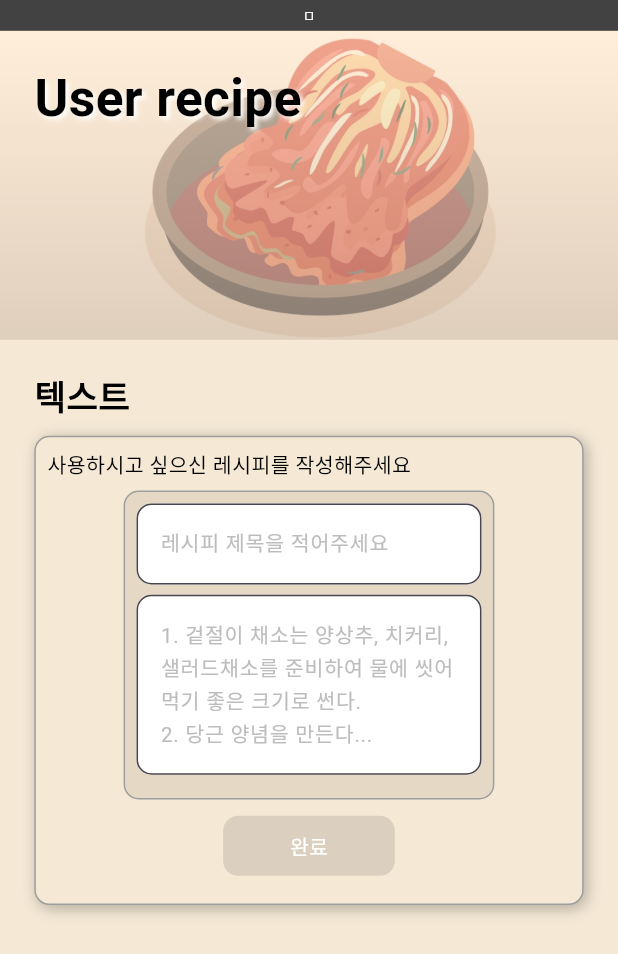
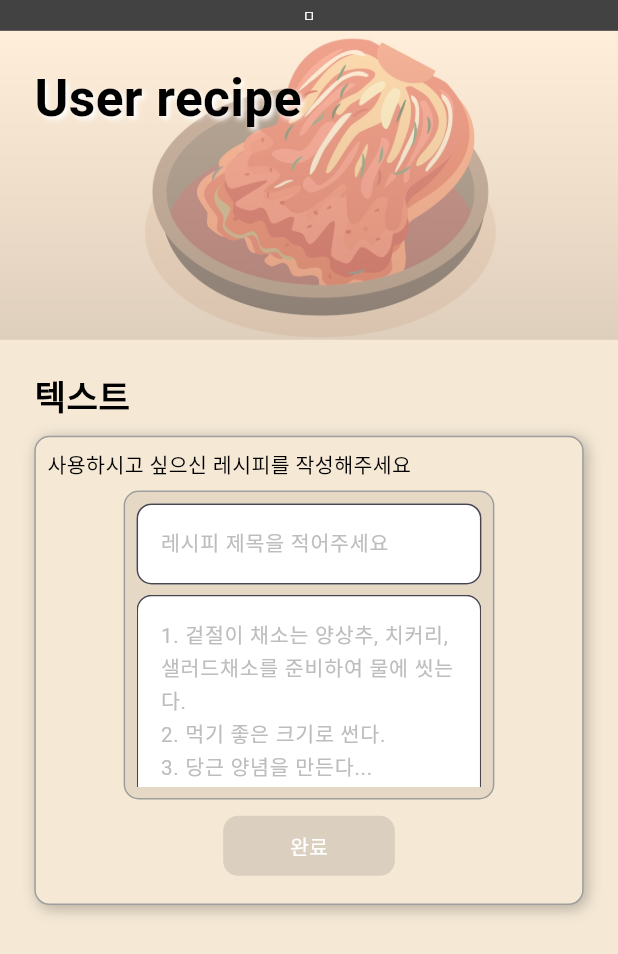
Before and after one commit to hyeon-0715/app, a Flutter app: the UserRecipePage screen opened directly, on a phone screen of 412 x 824 dp. Shown: the top 954 px of the screen. Run offline on Flutter 3.47's test engine with Material 3 defaults, Android fonts, the phone set to English and light mode, and no system bars; our stand-ins replace image_picker, permission_handler; missing offline and left inert: image_gallery_saver_plus; network calls fail.

Commit message:
2025-05-28

```diff
--- a/kimchida/lib/user_page.dart
+++ b/kimchida/lib/user_page.dart
@@ -108,7 +108,7 @@ class UserPage extends StatelessWidget {
                           'Kimchi App에 오신 것을 환영합니다!\n\n'
                           '이 앱은 다양한 김치 레시피를 탐색하고, 직접 레시피를 만들어 볼 수 있는 공간입니다.\n\n'
                           '- **레시피 탐색**: 다양한 김치 레시피를 확인하고 단계별로 따라할 수 있습니다.\n'
-                          '- **레시피 등록**: 사진 또는 텍스트로 나만의 레시피를 등록하고 만들어보실 수 있습니다.\n',
+                          '- **레시피 등록**: 텍스트로 나만의 레시피를 등록하고 만들어보실 수 있습니다.\n',
                           style: TextStyle(
                             fontSize: 40 * widthRatio,
                             color: Colors.black,
--- a/kimchida/lib/user_recipe_page.dart
+++ b/kimchida/lib/user_recipe_page.dart
@@ -783,7 +783,7 @@ class _UserRecipePageState extends State<UserRecipePage> {
                                                         focusNode: _contentFocusNode,
                                                         decoration: InputDecoration(
                                                           hintText: _showContentHint
-                                                              ? '1. 겉절이 채소는 양상추, 치커리, 샐러드채소를 준비하여 물에 씻어 먹기 좋은 크기로 썬다.\n2. 당근 양념을 만든다...'
+                                                              ? '1. 겉절이 채소는 양상추, 치커리, 샐러드채소를 준비하여 물에 씻는다.\n2. 먹기 좋은 크기로 썬다.\n3. 당근 양념을 만든다...'
                                                               : null,
                                                           hintStyle: TextStyle(
                                                             color: Colors.grey[400],
```
